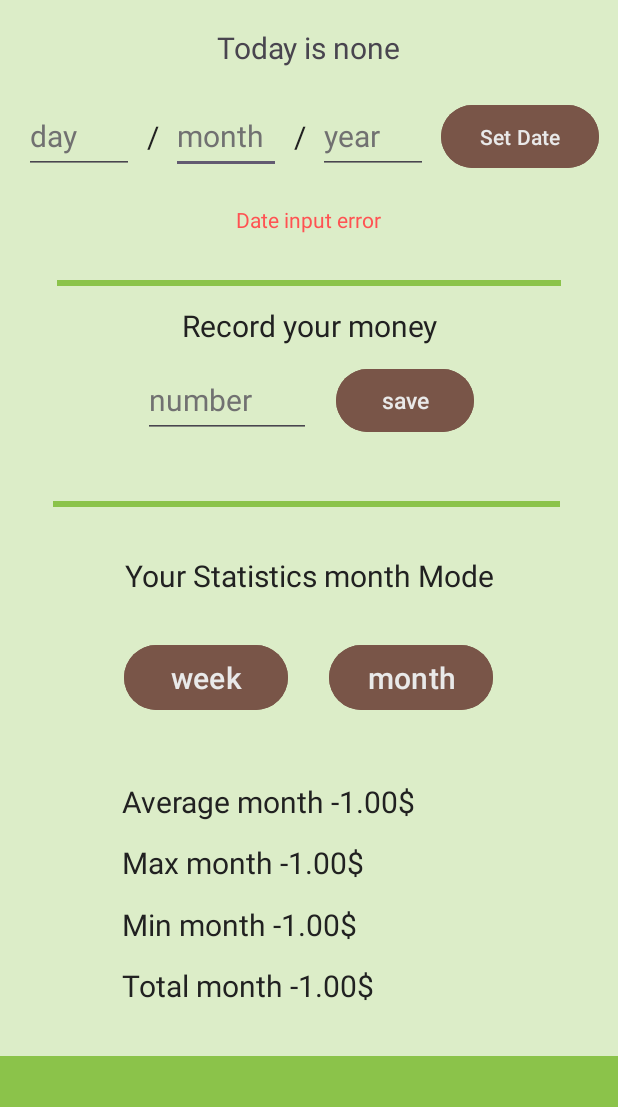
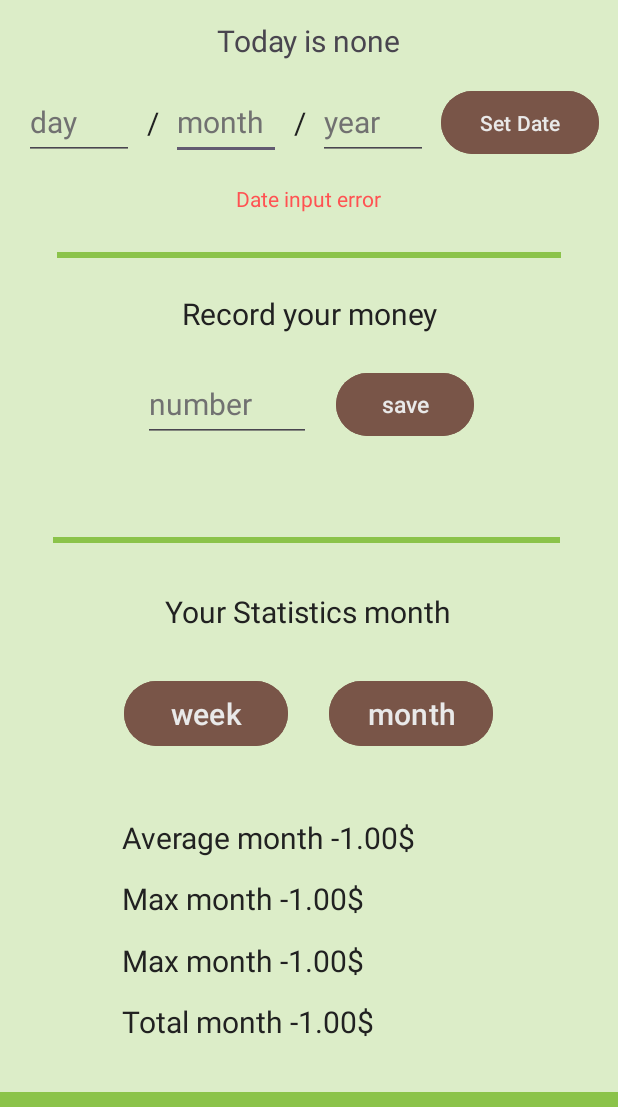
Before and after one commit to OGecgo/Android_projects, an Android app: the screen it shows after launch (MainActivity), after a tap on "month", on a phone screen of 412 x 824 dp, the part 129-1236 px from its top. Run offline under Robolectric (Android 15) with nearby library versions, the phone set to English and light mode, and no system bars; 3 other taps on this screen came first.

```diff
--- a/Erg_1/app/src/main/java/com/example/expense_recording/Class/SPDateManagerImpl.java
+++ b/Erg_1/app/src/main/java/com/example/expense_recording/Class/SPDateManagerImpl.java
@@ -16,6 +16,7 @@ public class SPDateManagerImpl implements SPDateManager{
 
     private Context context;
 
+    // constructor
     public SPDateManagerImpl(Context context){ this.context = context; }
     public void setContext(Context context){ this.context = context;}
     public Context getContext() { return context; }
--- a/Erg_1/app/src/main/java/com/example/expense_recording/Class/SPRecordManagerImpl.java
+++ b/Erg_1/app/src/main/java/com/example/expense_recording/Class/SPRecordManagerImpl.java
@@ -11,6 +11,7 @@ public class SPRecordManagerImpl implements SPRecordManager {
 
     private Context context;
 
+    // constructor
     public SPRecordManagerImpl(Context context){ this.context = context; }
     public void setContext(Context context){ this.context = context; }
     public Context getContext(){ return this.context; }
--- a/Erg_1/app/src/main/java/com/example/expense_recording/Class/SPUserManagerImpl.java
+++ b/Erg_1/app/src/main/java/com/example/expense_recording/Class/SPUserManagerImpl.java
@@ -21,6 +21,7 @@ public class SPUserManagerImpl implements SPUserManager{
     private int month = -1;
     private int year = -1;
 
+    // with checking save properly stats to Users Statistics (UserStatisticsData/UserStatisticsData)
     private void set_stats(){
         if (this.day == -1 || this.month == -1 || this.year == -1) return;
 
@@ -29,7 +30,6 @@ public class SPUserManagerImpl implements SPUserManager{
         float max = 0;
         float min = Float.MAX_VALUE;
 
-        // if month % 2 == 0 then days = 30 else 31
 
         int days = 31;
         if (this.month == 1 || this.month == 3 || this.month == 5 || this.month == 7 || this.month == 8 || this.month == 10 || this.month == 12) days = 30;
@@ -72,6 +72,7 @@ public class SPUserManagerImpl implements SPUserManager{
         this.userStatWeek.setTotal(total);
     }
 
+    // constructor
     public SPUserManagerImpl(Context context){
         this.date = new SPDateManagerImpl(context);
         this.rec = new SPRecordManagerImpl(context);
@@ -79,6 +80,7 @@ public class SPUserManagerImpl implements SPUserManager{
         this.userStatMonth = new UserStatisticsData(-1, -1, -1, -1);
         set_date_from_store();
     }
+
     public void update_context(Context context){
         this.rec.setContext(context);
         this.date.setContext(context);
--- a/Erg_1/app/src/main/java/com/example/expense_recording/Interfaces/UserManager.java
+++ b/Erg_1/app/src/main/java/com/example/expense_recording/Interfaces/UserManager.java
@@ -5,7 +5,9 @@ public interface UserManager {
 
     // download data from store
     void set_date_from_store();
+    // write date to store
     void change_date(int day, int month, int year);
+    // write record to store
     void add_record(float record);
 
     // methods for statistics
--- a/Erg_1/app/src/main/java/com/example/expense_recording/MainActivity.java
+++ b/Erg_1/app/src/main/java/com/example/expense_recording/MainActivity.java
@@ -38,6 +38,7 @@ public class MainActivity extends AppCompatActivity {
     private EditText et_year;
     private EditText et_record;
 
+    // if date is correct they return 0 else 1
     private int test_date(int day, int month, int year){
         if (month > 12 || month < 1) return 1;
         if (year > 2026 || year < 2000) return 1;
@@ -55,6 +56,9 @@ public class MainActivity extends AppCompatActivity {
 
         return 0;
     }
+
+    // set date var from store.
+    // for non valid data do throw new
     private void set_date(){
         int day   = user_m.getDay();
         int month = user_m.getMonth();
@@ -64,22 +68,24 @@ public class MainActivity extends AppCompatActivity {
             throw new RuntimeException("error var day/month/year");
         }
 
-        String text = "Today is " + day + " / " + month + " / " + year;
+        String text = getString(R.string.date_info) + " " + day + " / " + month + " / " + year;
         this.tv_date.setText(text);
     }
+
+    // set to view text statistics
     private void set_stat(){
         String temp = "error";
         Date temp_d =  this.now_stat_type;
 
-        if      (temp_d == Date.WEEK ) temp = "week";
-        else if (temp_d == Date.MONTH) temp = "month";
+        if      (temp_d == Date.WEEK ) temp = getString(R.string.week );
+        else if (temp_d == Date.MONTH) temp = getString(R.string.month);
 
-        String average = "Average " + temp + " " + String.format(Locale.getDefault(), "%.2f", user_m.get_average(temp_d)) + "$";
-        String max     = "Max "     + temp + " " + String.format(Locale.getDefault(), "%.2f", user_m.get_max(temp_d))     + "$";
-        String min     = "Min "     + temp + " " + String.format(Locale.getDefault(), "%.2f", user_m.get_min(temp_d))     + "$";
-        String total   = "Total "   + temp + " " + String.format(Locale.getDefault(), "%.2f", user_m.total(temp_d))       + "$";
+        String average = getString(R.string.statistics_average_info) + " " + temp + " " + String.format(Locale.getDefault(), "%.2f", user_m.get_average(temp_d)) + "$";
+        String max     = getString(R.string.statistics_max_info)     + " " + temp + " " + String.format(Locale.getDefault(), "%.2f", user_m.get_max(temp_d))     + "$";
+        String min     = getString(R.string.statistics_max_info)     + " " + temp + " " + String.format(Locale.getDefault(), "%.2f", user_m.get_min(temp_d))     + "$";
+        String total   = getString(R.string.statistics_total_info)   + " " + temp + " " + String.format(Locale.getDefault(), "%.2f", user_m.total(temp_d))       + "$";
 
-        String h_stat = "Your Statistics " + temp + " Mode";
+        String h_stat = getString(R.string.statistics_title) + " " + temp;
 
         this.tv_average.setText(average);
         this.tv_max.    setText(max    );
@@ -89,7 +95,11 @@ public class MainActivity extends AppCompatActivity {
         this.tv_h_stat. setText(h_stat);
     }
 
-    // buttons methods
+    // --buttons Methods--
+
+    // write record
+    // if not set day button off
+    // if empty or not valid input show message
     private void onClick_record(){
         // not save record
         if (this.user_m.getDay() == -1 || this.user_m.getMonth() == -1 || this.user_m.getYear() == -1) return;
@@ -101,10 +111,11 @@ public class MainActivity extends AppCompatActivity {
             if (this.tv_error_rec.getVisibility() == TextView.VISIBLE) this.tv_error_rec.setVisibility(TextView.INVISIBLE);
         } catch (Exception e) {
             this.tv_error_rec.setVisibility(TextView.VISIBLE);
-            String text = "Record input error";
-            this.tv_error_rec.setText(text);
         }
     }
+
+    // set date
+    // if empty or not valid input show message
     private void onClick_date(){
         try {
             int day   = Integer.parseInt(this.et_day.getText().toString()  );
@@ -119,6 +130,7 @@ public class MainActivity extends AppCompatActivity {
             this.tv_error_day.setVisibility(TextView.VISIBLE);
         }
     }
+    // show statistics (week/month)
     private void onClick_set_type_statistics(Date d){
         this.now_stat_type = d;
         set_stat();
@@ -174,7 +186,7 @@ public class MainActivity extends AppCompatActivity {
         try {
             set_date();
         } catch (Exception e){
-            String text = "Today is none";
+            String text = getString(R.string.date_info) + " none";
             this.tv_date.setText(text);
         }
 
--- a/Erg_1/app/src/main/res/layout/activity_main.xml
+++ b/Erg_1/app/src/main/res/layout/activity_main.xml
@@ -42,7 +42,7 @@
         <androidx.constraintlayout.widget.ConstraintLayout
             android:id="@+id/constraintLayout_top"
             android:layout_width="411dp"
-            android:layout_height="174dp">
+            android:layout_height="155dp">
 
             <TextView
                 android:id="@+id/textView_data"
@@ -97,13 +97,13 @@
                     android:id="@+id/editText_month"
                     android:layout_width="73dp"
                     android:layout_height="50dp"
+                    android:autofillHints="month"
                     android:ems="10"
                     android:hint="@string/month"
-                    android:autofillHints="month"
-                    android:textColorHint="@color/hint_text"
                     android:inputType="number"
                     android:maxLength="2"
                     android:textColor="@color/text"
+                    android:textColorHint="@color/hint_text"
                     android:textSize="20sp"
                     app:layout_constraintBottom_toBottomOf="parent"
                     app:layout_constraintEnd_toStartOf="@+id/textView_dm"
@@ -132,9 +132,9 @@
                     android:autofillHints="year"
                     android:ems="10"
                     android:hint="@string/year"
-                    android:textColorHint="@color/hint_text"
                     android:inputType="number"
                     android:textColor="@color/text"
+                    android:textColorHint="@color/hint_text"
                     android:textSize="20sp"
                     app:layout_constraintBottom_toBottomOf="parent"
                     app:layout_constraintEnd_toStartOf="@+id/button_set_date"
@@ -150,10 +150,10 @@
                     android:autofillHints="day"
                     android:ems="10"
                     android:hint="@string/day"
-                    android:textColorHint="@color/hint_text"
                     android:inputType="number"
                     android:maxLength="2"
                     android:textColor="@color/text"
+                    android:textColorHint="@color/hint_text"
                     android:textSize="20sp"
                     app:layout_constraintBottom_toBottomOf="parent"
                     app:layout_constraintEnd_toStartOf="@+id/textView_my"
@@ -194,7 +194,7 @@
         <androidx.constraintlayout.widget.ConstraintLayout
             android:id="@+id/constraintLayout_middle"
             android:layout_width="411dp"
-            android:layout_height="wrap_content">
+            android:layout_height="161dp">
 
             <TextView
                 android:id="@+id/textView_error_rec"
@@ -223,13 +223,13 @@
                     android:id="@+id/editText_record"
                     android:layout_width="112dp"
                     android:layout_height="50dp"
+                    android:autofillHints="number"
                     android:ems="10"
                     android:hint="@string/record_input"
+                    android:inputType="number"
+                    android:textColor="@color/text"
                     android:textColorHint="@color/hint_text"
-                    android:autofillHints="number"
-                    android:inputType="number"
                     android:textSize="20sp"
-                    android:textColor="@color/text"
                     app:layout_constraintBottom_toBottomOf="parent"
                     app:layout_constraintEnd_toStartOf="@+id/button_save_record"
                     app:layout_constraintHorizontal_bias="0.5"
@@ -243,8 +243,8 @@
                     android:backgroundTint="@color/accent"
                     android:gravity="center"
                     android:text="@string/save_button"
+                    android:textColor="@color/white_text"
                     android:textSize="15sp"
-                    android:textColor="@color/white_text"
                     app:layout_constraintBottom_toBottomOf="parent"
                     app:layout_constraintEnd_toEndOf="parent"
                     app:layout_constraintHorizontal_bias="0.5"
@@ -259,8 +259,8 @@
                 android:layout_height="wrap_content"
                 android:gravity="center"
                 android:text="@string/record_input_title"
+                android:textColor="@color/primary_text"
                 android:textSize="20sp"
-                android:textColor="@color/primary_text"
                 app:layout_constraintBottom_toTopOf="@+id/constraintLayout"
                 app:layout_constraintEnd_toEndOf="parent"
                 app:layout_constraintHorizontal_bias="0.5"
--- a/Erg_1/app/src/main/res/values/strings.xml
+++ b/Erg_1/app/src/main/res/values/strings.xml
@@ -7,7 +7,7 @@
     <string name="year">year</string>
 
     <string name="record_title">Expense Recording</string>
-    <string name="date_info">Today is d / m / y</string>
+    <string name="date_info">Today is</string>
     <string name="backslash">/</string>
     <string name="date_button">Set Date</string>
     <string name="error_day">Date input error</string>
```
